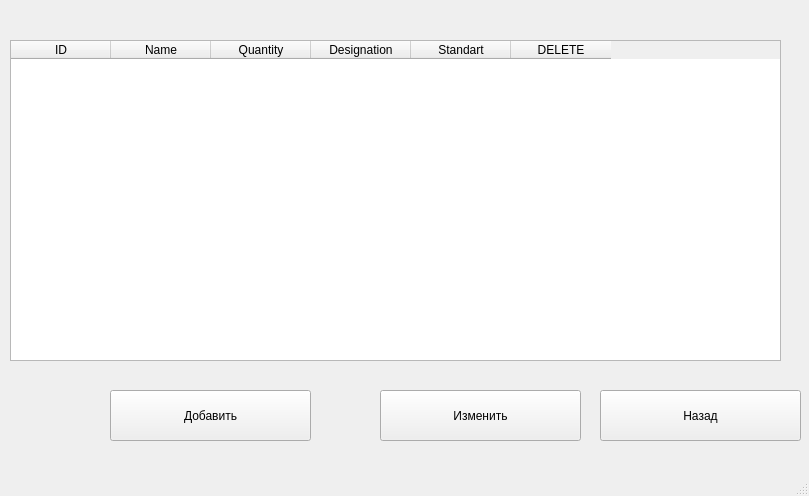
First picture: the form in ui/CSVFileForm.ui, repository MatienkoAndrew/DZ2_TRPO_Nastya, before the edit.
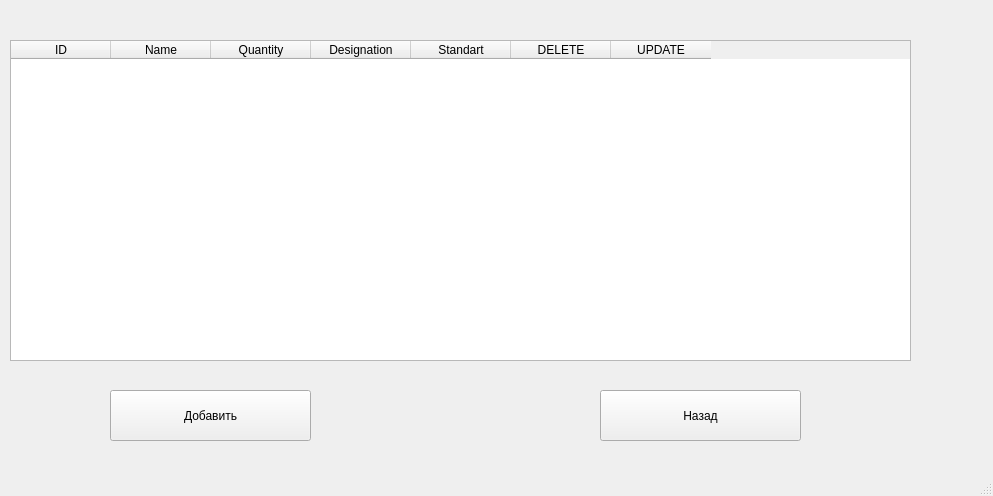
Second picture: the form after the edit.

```diff
--- a/ui/CSVFileForm.ui
+++ b/ui/CSVFileForm.ui
@@ -6,7 +6,7 @@
    <rect>
     <x>0</x>
     <y>0</y>
-    <width>809</width>
+    <width>993</width>
     <height>496</height>
    </rect>
   </property>
@@ -27,25 +27,12 @@
      <string>Добавить</string>
     </property>
    </widget>
-   <widget class="QPushButton" name="changeButton">
-    <property name="geometry">
-     <rect>
-      <x>380</x>
-      <y>390</y>
-      <width>201</width>
-      <height>51</height>
-     </rect>
-    </property>
-    <property name="text">
-     <string>Изменить</string>
-    </property>
-   </widget>
    <widget class="QTableWidget" name="tableWidget">
     <property name="geometry">
      <rect>
       <x>10</x>
       <y>40</y>
-      <width>771</width>
+      <width>901</width>
       <height>321</height>
      </rect>
     </property>
@@ -79,6 +66,11 @@
       <string>DELETE</string>
      </property>
     </column>
+    <column>
+     <property name="text">
+      <string>UPDATE</string>
+     </property>
+    </column>
    </widget>
    <widget class="QPushButton" name="back">
     <property name="geometry">
```
